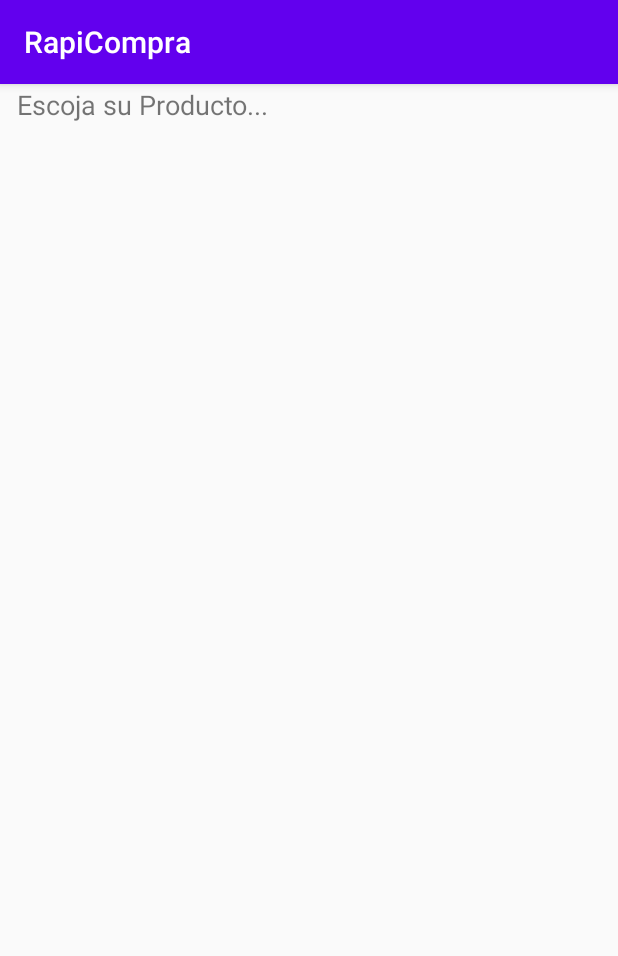
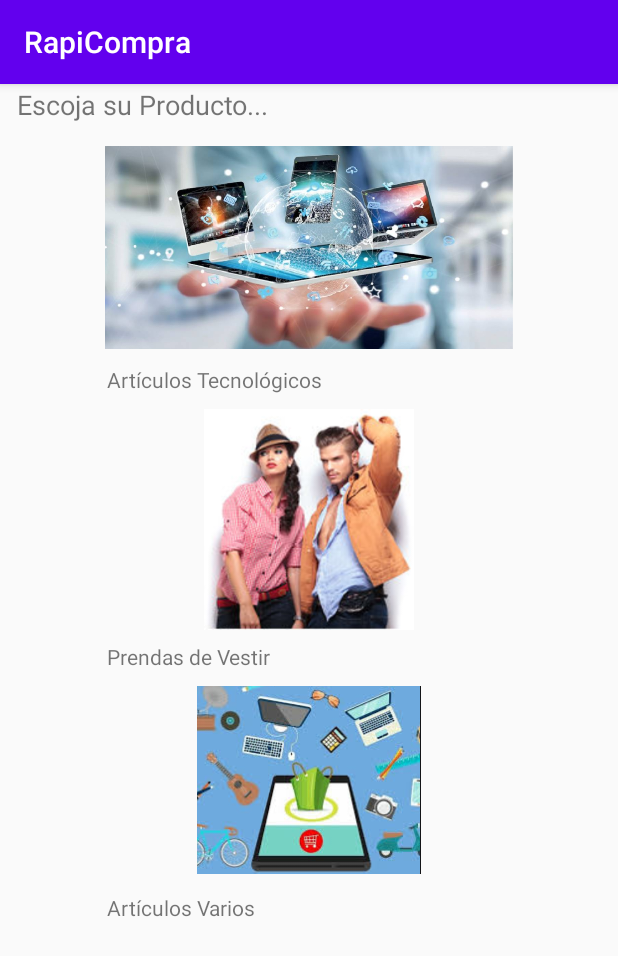
Before and after one commit to andyjrey/RapiCompra, an Android app: the Lista_Productos screen opened directly, with no data from a screen before it, on a phone screen of 412 x 824 dp. Shown: the top 956 px of the screen. Run offline under Robolectric (Android 15) with nearby library versions, the phone set to English and light mode, and no system bars.

```diff
--- a/app/src/main/AndroidManifest.xml
+++ b/app/src/main/AndroidManifest.xml
@@ -9,7 +9,10 @@
         android:roundIcon="@mipmap/ic_launcher_round"
         android:supportsRtl="true"
         android:theme="@style/AppTheme">
-        <activity android:name=".Ubicacion"></activity>
+        <activity android:name=".Varios"></activity>
+        <activity android:name=".Prendas_Vestir" />
+        <activity android:name=".Tecnologia" />
+        <activity android:name=".Ubicacion" />
         <activity android:name=".Pedido" />
         <activity android:name=".Lista_Productos" />
         <activity android:name=".Productos" />
--- a/app/src/main/res/layout/activity_lista__productos.xml
+++ b/app/src/main/res/layout/activity_lista__productos.xml
@@ -39,7 +39,90 @@
 
         <LinearLayout
             android:layout_width="match_parent"
-            android:layout_height="match_parent"
-            android:orientation="horizontal"/>
+            android:layout_height="146dp"
+            android:orientation="horizontal">
+
+            <ImageView
+                android:id="@+id/imgTec"
+                android:layout_width="344dp"
+                android:layout_height="135dp"
+                android:layout_weight="1"
+                android:clickable="true"
+                android:onClick="goTecScreen"
+                app:srcCompat="@drawable/tecnologia" />
+
+        </LinearLayout>
+
+        <LinearLayout
+            android:layout_width="match_parent"
+            android:layout_height="29dp"
+            android:orientation="horizontal">
+
+            <TextView
+                android:id="@+id/txtPro1"
+                android:layout_width="wrap_content"
+                android:layout_height="wrap_content"
+                android:layout_marginLeft="70dp"
+                android:layout_weight="1"
+                android:text="@string/txtPro1" />
+        </LinearLayout>
+
+        <LinearLayout
+            android:layout_width="match_parent"
+            android:layout_height="155dp"
+            android:orientation="horizontal">
+
+            <ImageView
+                android:id="@+id/imgPre"
+                android:layout_width="wrap_content"
+                android:layout_height="147dp"
+                android:layout_weight="1"
+                android:clickable="true"
+                android:onClick="goPreScreen"
+                app:srcCompat="@drawable/ropa" />
+        </LinearLayout>
+
+        <LinearLayout
+            android:layout_width="match_parent"
+            android:layout_height="29dp"
+            android:orientation="horizontal">
+
+            <TextView
+                android:id="@+id/txtPro2"
+                android:layout_width="wrap_content"
+                android:layout_height="wrap_content"
+                android:layout_marginLeft="70dp"
+                android:layout_weight="1"
+                android:text="@string/txtPro2" />
+        </LinearLayout>
+
+        <LinearLayout
+            android:layout_width="match_parent"
+            android:layout_height="138dp"
+            android:orientation="horizontal">
+
+            <ImageView
+                android:id="@+id/imgVar"
+                android:layout_width="wrap_content"
+                android:layout_height="125dp"
+                android:layout_weight="1"
+                android:clickable="true"
+                android:onClick="goVarioScreen"
+                app:srcCompat="@drawable/varios" />
+        </LinearLayout>
+
+        <LinearLayout
+            android:layout_width="match_parent"
+            android:layout_height="30dp"
+            android:orientation="horizontal">
+
+            <TextView
+                android:id="@+id/txtPro3"
+                android:layout_width="wrap_content"
+                android:layout_height="wrap_content"
+                android:layout_marginLeft="70dp"
+                android:layout_weight="1"
+                android:text="@string/txtPro3" />
+        </LinearLayout>
     </LinearLayout>
 </androidx.constraintlayout.widget.ConstraintLayout>
--- a/app/src/main/res/values/strings.xml
+++ b/app/src/main/res/values/strings.xml
@@ -18,5 +18,8 @@
     <string name="btnCar">Productos en el Carrito</string>
     <string name="btnUbi">Agregar tu Ubicación</string>
     <string name="txtListar">Escoja su Producto...</string>
+    <string name="txtPro1">Artículos Tecnológicos</string>
+    <string name="txtPro2">Prendas de Vestir</string>
+    <string name="txtPro3">Artículos Varios</string>
 
 </resources>
```
Also changed, not shown: app/src/main/java/com/uisrael/rapicompra/Lista_Productos.java (+23 -0 lines), app/src/main/java/com/uisrael/rapicompra/Prendas_Vestir.java (added, +14 -0 lines), app/src/main/java/com/uisrael/rapicompra/Tecnologia.java (added, +14 -0 lines), app/src/main/java/com/uisrael/rapicompra/Varios.java (added, +14 -0 lines), app/src/main/res/layout/activity_prendas__vestir.xml (added, +9 -0 lines), app/src/main/res/layout/activity_tecnologia.xml (added, +9 -0 lines), app/src/main/res/layout/activity_varios.xml (added, +9 -0 lines), app/src/main/res/drawable/ropa.PNG (added), app/src/main/res/drawable/tecnologia.PNG (added), app/src/main/res/drawable/varios.PNG (added).
